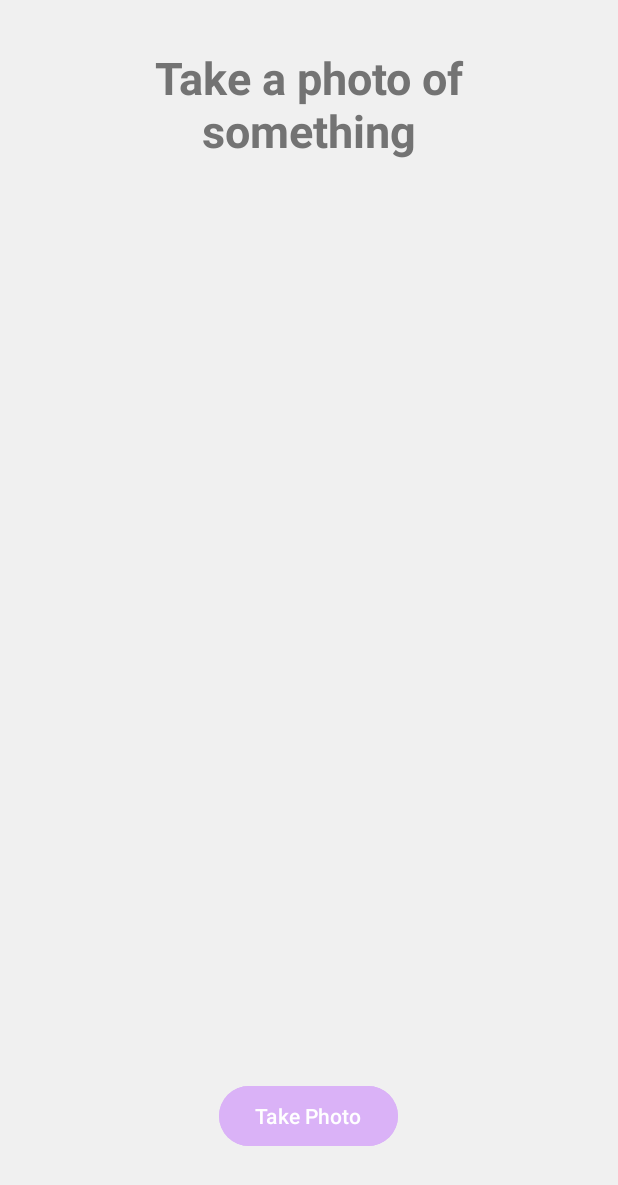
After one commit to ZenoTsT/Progetto-Dispositivi-Mobili, an Android app: the layout activity_photo_minigame.xml on its own in the app's theme, with its tools: preview values and no code run, on a phone screen of 412 x 824 dp. The commit adds this screen. Shown: the top 1185 px of the screen. Run offline under Robolectric (Android 15) with nearby library versions, the phone set to English and light mode, and no system bars.

Commit message:
Commit minigame photo completato + collegamento tra minigame e gameActivity

```diff
--- /dev/null
+++ b/app/src/main/res/layout/activity_photo_minigame.xml
@@ -0,0 +1,60 @@
+<?xml version="1.0" encoding="utf-8"?>
+
+<LinearLayout xmlns:android="http://schemas.android.com/apk/res/android"
+    android:layout_width="match_parent"
+    android:layout_height="match_parent"
+    android:background="@color/light_gray"
+    android:padding="16dp"
+    android:orientation="vertical"
+    android:gravity="center_horizontal">
+
+    <!-- Testo delle istruzioni -->
+    <TextView
+        android:id="@+id/instructionTextView"
+        android:layout_width="wrap_content"
+        android:layout_height="wrap_content"
+        android:textSize="30sp"
+        android:layout_marginHorizontal="50dp"
+        android:layout_marginTop="15dp"
+        android:gravity="center"
+        android:textColor="@color/medium_gray"
+        android:textStyle="bold"
+        android:text="Take a photo of something" />
+
+    <!-- Testo del risultato -->
+    <TextView
+        android:id="@+id/resultTextView"
+        android:layout_width="wrap_content"
+        android:layout_height="wrap_content"
+        android:textSize="26sp"
+        android:layout_marginTop="10dp"
+        android:gravity="center"
+        android:textColor="@color/medium_gray"
+        android:visibility="gone" />
+
+    <!-- Layout per mostrare l'immagine catturata -->
+    <FrameLayout
+        android:layout_width="match_parent"
+        android:layout_height="0dp"
+        android:layout_weight="1"
+        android:gravity="center">
+
+        <ImageView
+            android:id="@+id/imgPhoto"
+            android:layout_width="250dp"
+            android:layout_height="250dp"
+            android:layout_gravity="center"
+            android:contentDescription="Captured photo"
+            android:scaleType="centerCrop" />
+    </FrameLayout>
+
+    <!-- Pulsante per scattare la foto -->
+    <Button
+        android:id="@+id/btnTakePhoto"
+        android:layout_width="wrap_content"
+        android:layout_height="wrap_content"
+        android:text="Take Photo"
+        android:layout_marginBottom="40dp"
+        android:backgroundTint="@color/lilla"
+        android:layout_gravity="center" />
+</LinearLayout>
```
Also changed, not shown: app/src/main/AndroidManifest.xml (+15 -1 lines), app/src/main/java/com/example/trivia/BallMinigameActivity.kt (+32 -3 lines), app/src/main/java/com/example/trivia/CompassMinigameActivity.kt (+24 -11 lines), app/src/main/java/com/example/trivia/EndGameActivity.kt (+26 -1 lines), app/src/main/java/com/example/trivia/Game.kt (+11 -0 lines), app/src/main/java/com/example/trivia/GameActivity.kt (+12 -1 lines), app/src/main/java/com/example/trivia/MainActivity.kt (+2 -10 lines), app/src/main/java/com/example/trivia/MinigameIntroductionActivity.kt (+47 -4 lines), app/src/main/java/com/example/trivia/PhotoMinigameActivity.kt (added, +144 -0 lines), app/src/main/res/layout/activity_ball_minigame.xml (+13 -0 lines), app/src/main/res/layout/activity_minigame_introduction.xml (+12 -0 lines), app/src/main/res/layout/endgame_activity.xml (+23 -6 lines).
